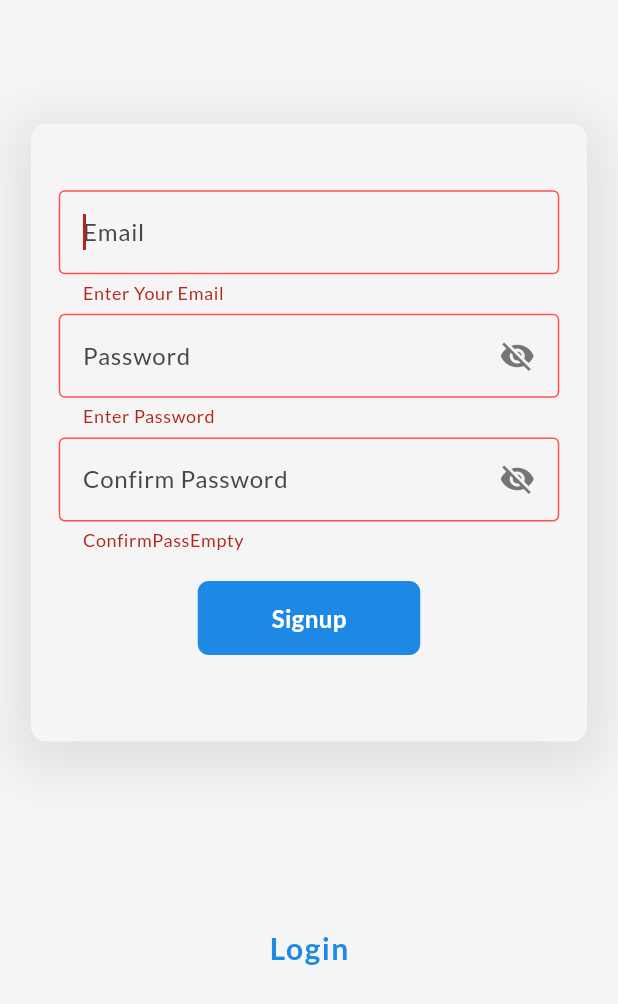
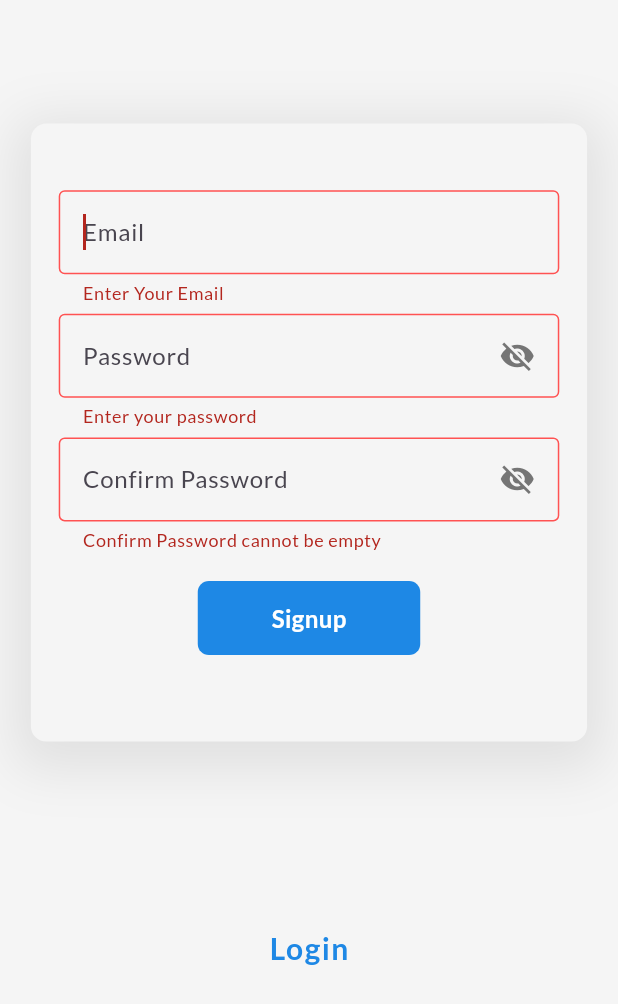
Before and after one commit to bhawesh2002/auth_screens, a Flutter app: the screen it shows after launch, after a tap on "Signup", on a phone screen of 412 x 824 dp. Shown: the top 1004 px of the screen. Run offline on Flutter 3.47's test engine with Material 3 defaults, Android fonts, the phone set to English and light mode, and no system bars; our stand-ins replace firebase_auth, firebase_core, get, google_fonts; accounts and stored records are empty; generated files the repository leaves out were written again.

Commit message:
feat: Add email and password validation to login and signup forms

```diff
--- a/lib/pages/login_page.dart
+++ b/lib/pages/login_page.dart
@@ -1,5 +1,6 @@
 import 'package:auth_screens/controllers/auth_state_controller.dart';
 import 'package:auth_screens/pages/signup_page.dart';
+import 'package:auth_screens/utilis/validation.dart';
 import 'package:flutter/material.dart';
 import 'package:get/get.dart';
 
@@ -60,14 +61,15 @@ class _LoginPageState extends State<LoginPage> {
                           child: SizedBox(
                             width: constraints.maxWidth * 0.9,
                             child: TextFormField(
-                              autovalidateMode:
-                                  AutovalidateMode.onUserInteraction,
+                              autovalidateMode: AutovalidateMode.disabled,
                               controller: _emailController,
                               focusNode: _emailFocusNode,
                               onChanged: (value) {},
                               validator: (value) {
                                 if (value!.isEmpty) {
                                   return "Enter Your Email";
+                                } else if (validateEmail(value) == false) {
+                                  return "Enter valid Email";
                                 }
                                 return null;
                               },
--- a/lib/pages/signup_page.dart
+++ b/lib/pages/signup_page.dart
@@ -1,4 +1,5 @@
 import 'package:auth_screens/pages/login_page.dart';
+import 'package:auth_screens/utilis/validation.dart';
 import 'package:flutter/material.dart';
 import 'package:auth_screens/controllers/auth_state_controller.dart';
 import 'package:get/get.dart';
@@ -73,6 +74,8 @@ class _SignupPageState extends State<SignupPage> {
                                 validator: (value) {
                                   if (value!.isEmpty) {
                                     return "Enter Your Email";
+                                  } else if (validateEmail(value) == false) {
+                                    return "Enter valid Email";
                                   }
                                   return null;
                                 },
@@ -126,12 +129,13 @@ class _SignupPageState extends State<SignupPage> {
                                 onChanged: (value) {},
                                 validator: (value) {
                                   if (value!.isEmpty) {
-                                    return "Enter Password";
+                                    return "Enter your password";
                                   }
-                                  return null;
+                                  return validatePassword(value);
                                 },
                                 cursorColor: Colors.blue.shade600,
                                 decoration: InputDecoration(
+                                  errorMaxLines: 8,
                                   border: const OutlineInputBorder(),
                                   hintText: "Password",
                                   suffixIconConstraints: BoxConstraints.tight(
@@ -195,7 +199,9 @@ class _SignupPageState extends State<SignupPage> {
                                 onChanged: (value) {},
                                 validator: (value) {
                                   if (value!.isEmpty) {
-                                    return "ConfirmPassEmpty";
+                                    return "Confirm Password cannot be empty";
+                                  } else if (value != _passController.text) {
+                                    return "Passwords do not match";
                                   }
                                   return null;
                                 },
@@ -264,7 +270,9 @@ class _SignupPageState extends State<SignupPage> {
                                   if (_emailController.text.isNotEmpty) {
                                     if (_passController.text.isNotEmpty) {
                                       if (_confirmPassController
-                                          .text.isNotEmpty) {
+                                              .text.isNotEmpty &&
+                                          _passController.text ==
+                                              _confirmPassController.text) {
                                         await _authStateController
                                             .signUpWithEmailandPass(
                                                 email: _emailController.text,
```
